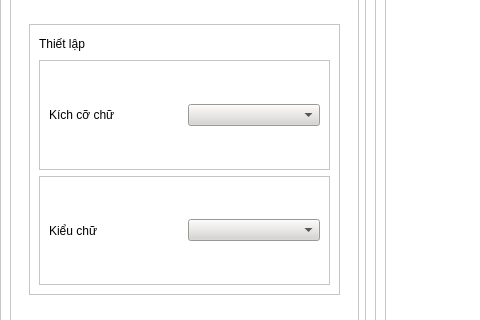
This is upPhoiWindow.ui in NguyenHuuHai2310/code_dao as Qt 5 draws it before an edit; both pictures show x 0 to 480 and y 299 to 619 of the 1070 by 917 pixel window. The edited form follows.
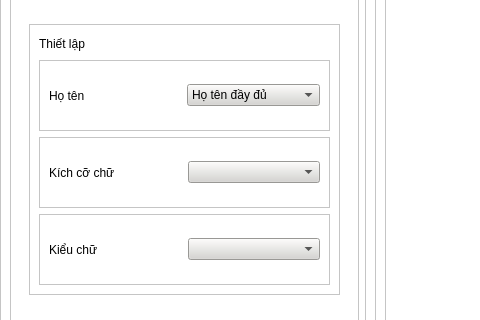
This is the edited form.

```diff
--- a/upPhoiWindow.ui
+++ b/upPhoiWindow.ui
@@ -314,6 +314,52 @@
                   </property>
                  </widget>
                 </item>
+                <item>
+                 <widget class="QFrame" name="frame_3">
+                  <property name="frameShape">
+                   <enum>QFrame::StyledPanel</enum>
+                  </property>
+                  <property name="frameShadow">
+                   <enum>QFrame::Raised</enum>
+                  </property>
+                  <layout class="QHBoxLayout" name="horizontalLayout_11">
+                   <item>
+                    <widget class="QLabel" name="label_34">
+                     <property name="maximumSize">
+                      <size>
+                       <width>16777215</width>
+                       <height>16777215</height>
+                      </size>
+                     </property>
+                     <property name="styleSheet">
+                      <string notr="true">color: rgb(0, 0, 0);</string>
+                     </property>
+                     <property name="text">
+                      <string>Họ tên</string>
+                     </property>
+                    </widget>
+                   </item>
+                   <item>
+                    <widget class="QComboBox" name="comboBox_4">
+                     <property name="styleSheet">
+                      <string notr="true">background-color: #d6d5d1;
+color: rgb(0,0,0);</string>
+                     </property>
+                     <item>
+                      <property name="text">
+                       <string>Họ tên đầy đủ</string>
+                      </property>
+                     </item>
+                     <item>
+                      <property name="text">
+                       <string>Tách riêng Họ, Tên</string>
+                      </property>
+                     </item>
+                    </widget>
+                   </item>
+                  </layout>
+                 </widget>
+                </item>
                 <item>
                  <widget class="QFrame" name="frame_14">
                   <property name="styleSheet">
```
